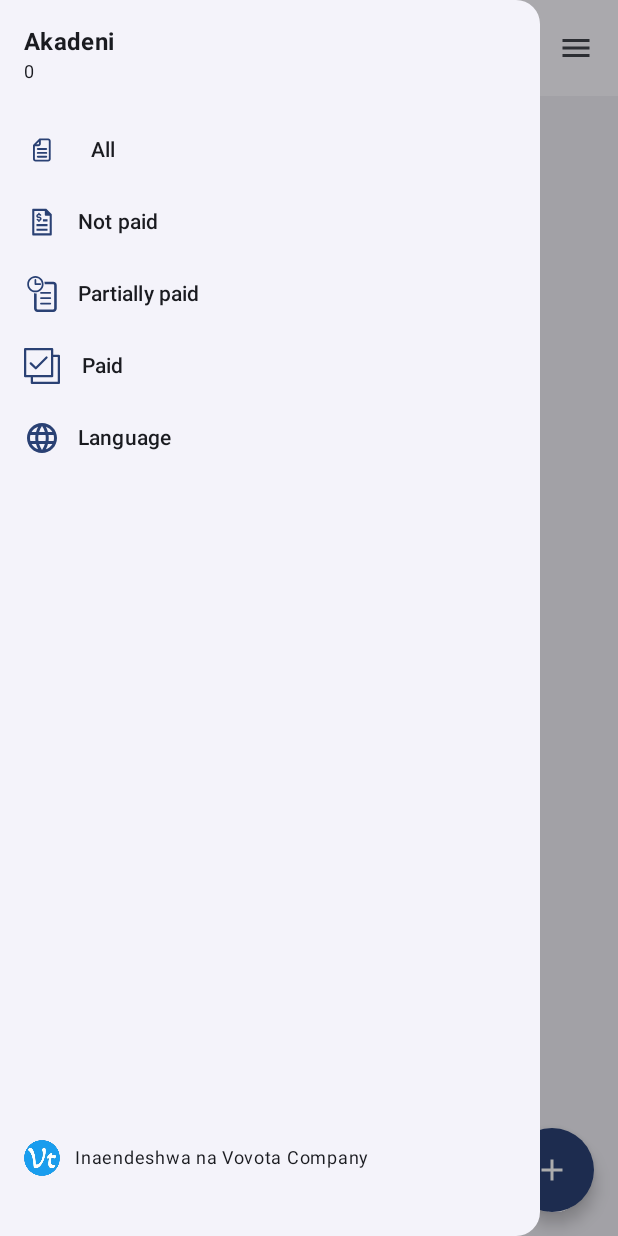
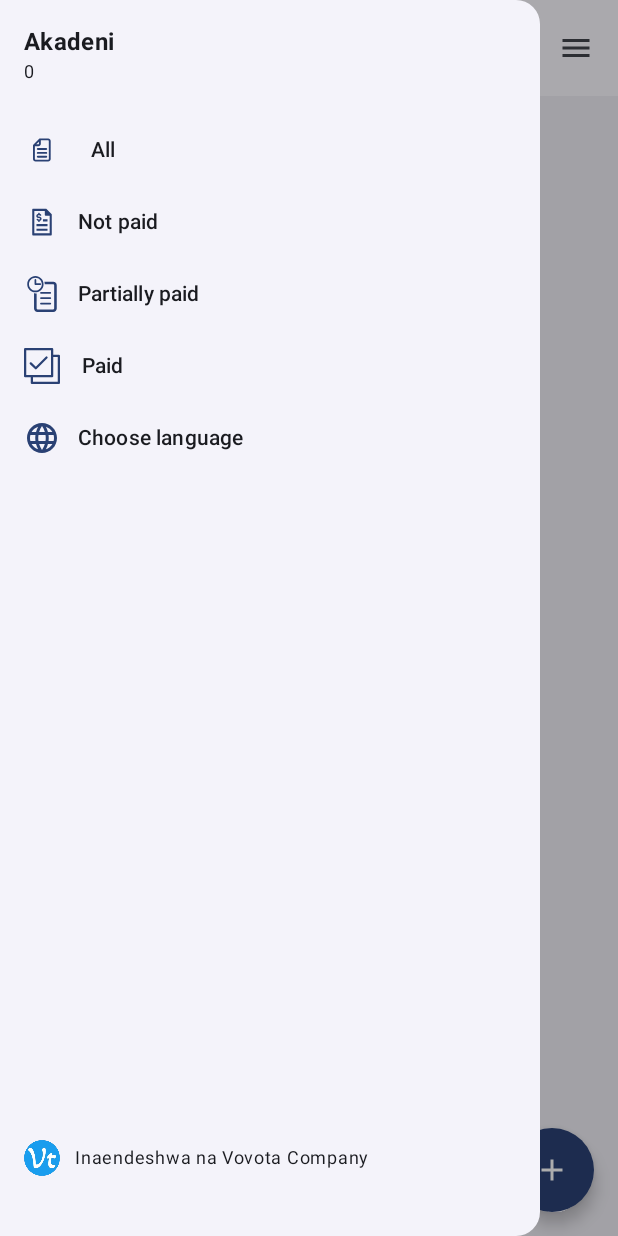
Before and after one commit to yvartpro/Akadeni, an Android app built with Jetpack Compose: the screen it shows after launch (MainActivity), after a tap on "menu", on a phone screen of 412 x 824 dp. Run offline under Robolectric (Android 15) with nearby library versions, the phone set to English and light mode, and no system bars; our stand-ins replace Room's generated code; 1 other tap on this screen came first.

Commit message:
final version

```diff
--- a/app/src/main/java/bi/vovota/akadeni/ui/nav/NavGraph.kt
+++ b/app/src/main/java/bi/vovota/akadeni/ui/nav/NavGraph.kt
@@ -16,7 +16,6 @@ import androidx.compose.foundation.layout.padding
 import androidx.compose.foundation.layout.size
 import androidx.compose.foundation.text.BasicTextField
 import androidx.compose.material.icons.Icons
-import androidx.compose.material.icons.filled.CheckCircle
 import androidx.compose.material.icons.outlined.Clear
 import androidx.compose.material.icons.outlined.Menu
 import androidx.compose.material.icons.outlined.Search
@@ -79,7 +78,7 @@ fun NavGraph(
   }
 
   val languages = listOf(
-    "rn" to "Kirundi",
+    "rn" to "Ikirundi",
     "sw" to "Swahili",
     "en" to "English",
     "fr" to "Français"
@@ -96,7 +95,7 @@ fun NavGraph(
   ModalNavigationDrawer(
     drawerState = drawerState,
     drawerContent = {
-      ModalDrawerSheet() {
+      ModalDrawerSheet {
         Column(
           modifier = Modifier
             .fillMaxHeight()
@@ -194,7 +193,7 @@ fun NavGraph(
                   style = MaterialTheme.typography.titleMedium
                 )
                 Text(
-                  text = localizedString(R.string.unpaid, total),
+                  text = if (total > 0) localizedString(R.string.unpaid, total) else "",
                   fontWeight = FontWeight.W400,
                   style = MaterialTheme.typography.bodySmall
                 )
--- a/app/src/main/java/bi/vovota/akadeni/ui/screen/AlertDialog.kt
+++ b/app/src/main/java/bi/vovota/akadeni/ui/screen/AlertDialog.kt
@@ -127,7 +127,7 @@ fun ActionSelector(
     modifier = Modifier
       .fillMaxWidth()
       .background(
-        color = MaterialTheme.colorScheme.surfaceVariant.copy(alpha = 0.4f),
+        color = MaterialTheme.colorScheme.surfaceVariant.copy(alpha = 0.01f),
         shape = MaterialTheme.shapes.large
       )
       .padding(4.dp)
--- a/app/src/main/res/values/strings.xml
+++ b/app/src/main/res/values/strings.xml
@@ -17,7 +17,7 @@
     <string name="unpaid" translatable="false">%s</string>
     <string name="not_paid">Not paid</string>
     <string name="recently_deleted">Recently deleted</string>
-    <string name="lang">Language</string>
+    <string name="lang">Choose language</string>
     <string name="powered" translatable="false">Inaendeshwa na Vovota Company</string>
     <string name="part_paid">Partially paid</string>
     <string name="paid_txt">Paid</string>
@@ -25,8 +25,8 @@
     <string name="enter_increase">Enter amount added to loan of %s</string>
     <string name="amount_paid">Amount to pay</string>
     <string name="amount_to_add">New loan</string>
-    <string name="mark_as_paid">Ok</string>
-    <string name="add_to_loan">Ok</string>
+    <string name="mark_as_paid" translatable="false">Ok</string>
+    <string name="add_to_loan" translatable="false">Ok</string>
     <string name="pay">Pay</string>
     <string name="add">Add loan</string>
 </resources>
```
Also changed, not shown: 3 other files.
